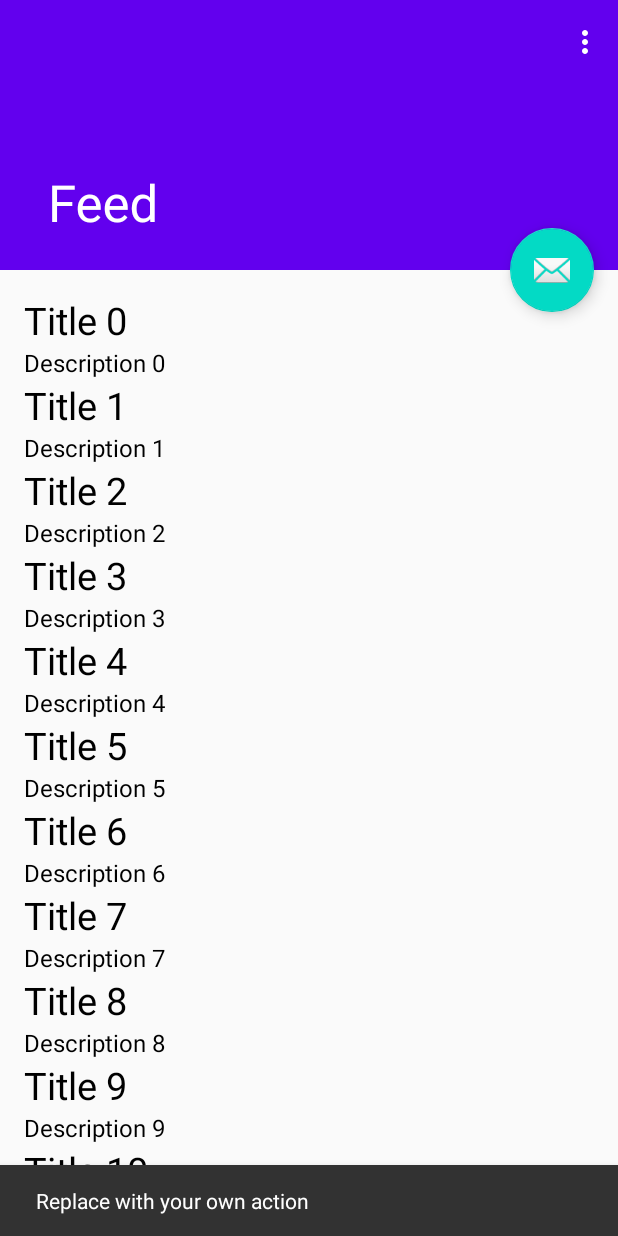
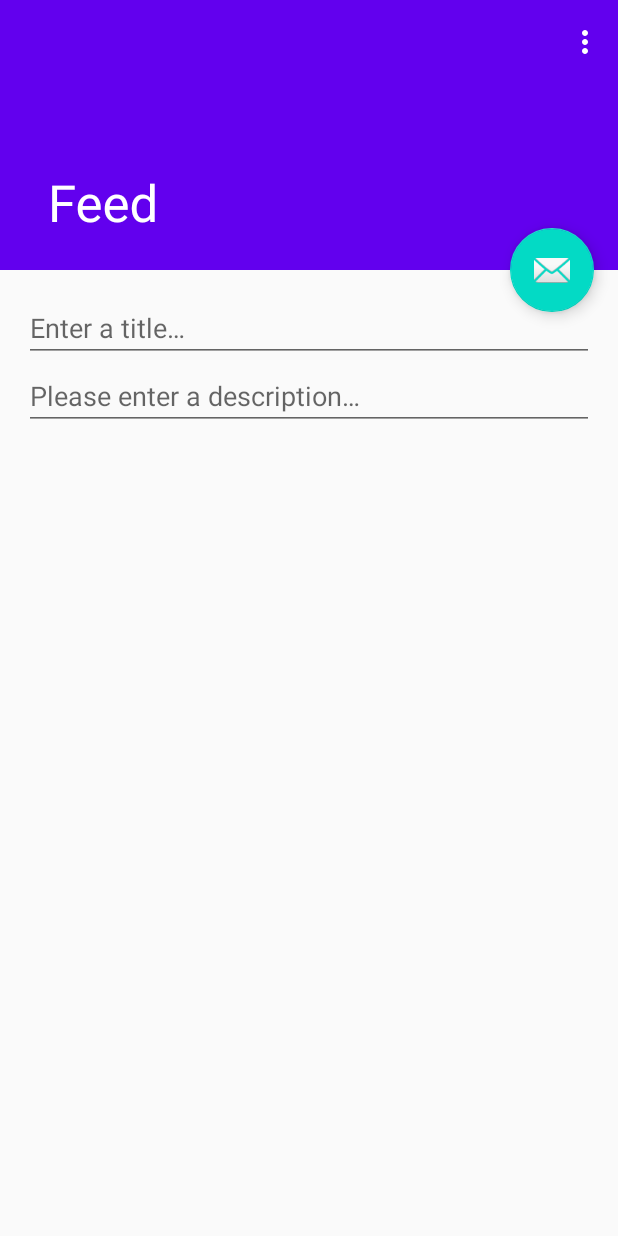
Before and after one commit to andrewreeman/feed, an Android app: the screen it shows after launch (MainPageActivity), after a tap on an icon or button, on a phone screen of 412 x 824 dp. Run offline under Robolectric (Android 15) with nearby library versions, the phone set to English and light mode, and no system bars; our stand-ins replace Dagger/Hilt's generated code.

Commit message:
With basic AddItemFragment

```diff
--- a/app/src/main/java/com/stepwise/feed/mainpage/MainPageActivity.kt
+++ b/app/src/main/java/com/stepwise/feed/mainpage/MainPageActivity.kt
@@ -4,8 +4,10 @@ import android.os.Bundle
 import android.view.Menu
 import android.view.MenuItem
 import androidx.appcompat.app.AppCompatActivity
+import androidx.fragment.app.Fragment
 import com.google.android.material.snackbar.Snackbar
 import com.stepwise.feed.R
+import com.stepwise.feed.mainpage.addcontent.AddItemFragment
 import com.stepwise.feed.mainpage.contentlist.ContentListFragment
 import com.stepwise.feed.root.App
 import kotlinx.android.synthetic.main.activity_main.*
@@ -13,6 +15,7 @@ import javax.inject.Inject
 
 class MainPageActivity : AppCompatActivity(), MainPageMVP.View {
 
+    private lateinit var addItemFragment: AddItemFragment
     private lateinit var contentListFragment: ContentListFragment
 
     @Inject
@@ -25,11 +28,12 @@ class MainPageActivity : AppCompatActivity(), MainPageMVP.View {
         (application as App).appComponent.inject(this)
 
         fab.setOnClickListener { view ->
-            Snackbar.make(view, "Replace with your own action", Snackbar.LENGTH_LONG)
-                    .setAction("Action", null).show()
+            presenter.onAddItemTapped()
         }
 
         contentListFragment = ContentListFragment.newInstance()
+        addItemFragment = AddItemFragment.newInstance()
+
         supportFragmentManager.beginTransaction()
             .add(R.id.main_page_fragment_container, contentListFragment)
             .commit()
@@ -60,6 +64,10 @@ class MainPageActivity : AppCompatActivity(), MainPageMVP.View {
     }
 
     override fun navigateToAddItem() {
-
+        supportFragmentManager
+            .beginTransaction()
+            .remove(contentListFragment)
+            .add(R.id.main_page_fragment_container, addItemFragment)
+            .commit()
     }
 }
--- /dev/null
+++ b/app/src/main/java/com/stepwise/feed/mainpage/addcontent/AddItemFragment.kt
@@ -0,0 +1,33 @@
+package com.stepwise.feed.mainpage.addcontent
+
+import android.os.Bundle
+import android.view.LayoutInflater
+import android.view.View
+import android.view.ViewGroup
+import androidx.fragment.app.Fragment
+import com.stepwise.feed.R
+import com.stepwise.feed.databinding.FragmentAdditemBinding
+
+class AddItemFragment: Fragment() {
+    private lateinit var binding: FragmentAdditemBinding
+
+    companion object {
+        @JvmStatic
+        fun newInstance() = AddItemFragment()
+    }
+
+
+    override fun onCreateView(
+        inflater: LayoutInflater,
+        container: ViewGroup?,
+        savedInstanceState: Bundle?
+    ): View? {
+        return inflater.inflate(R.layout.fragment_additem, container, false)
+    }
+
+    override fun onViewCreated(view: View, savedInstanceState: Bundle?) {
+        super.onViewCreated(view, savedInstanceState)
+        binding = FragmentAdditemBinding.bind(view)
+    }
+
+}
--- /dev/null
+++ b/app/src/main/res/layout/fragment_additem.xml
@@ -0,0 +1,29 @@
+<?xml version="1.0" encoding="utf-8"?>
+<LinearLayout
+    xmlns:android="http://schemas.android.com/apk/res/android"
+    xmlns:tools="http://schemas.android.com/tools"
+    android:orientation="vertical"
+    android:layout_width="match_parent"
+    android:layout_height="match_parent"
+    tools:context=".mainpage.addcontent.AddItemFragment"
+    android:padding="@dimen/content_padding"
+    >
+
+    <EditText
+        android:layout_width="match_parent"
+        android:layout_height="wrap_content"
+        android:id="@+id/main_activity_title_edit"
+        android:inputType="text"
+        android:hint="@string/edit_text_title"
+        android:autofillHints=""
+    />
+
+    <EditText
+        android:layout_width="match_parent"
+        android:layout_height="wrap_content"
+        android:id="@+id/main_activity_description_edit"
+        android:inputType="text"
+        android:hint="@string/edit_text_description"
+        android:autofillHints=""
+    />
+</LinearLayout>
--- a/app/src/main/res/layout/fragment_contentlist.xml
+++ b/app/src/main/res/layout/fragment_contentlist.xml
@@ -1,5 +1,6 @@
 <?xml version="1.0" encoding="utf-8"?>
-<FrameLayout xmlns:android="http://schemas.android.com/apk/res/android"
+<FrameLayout
+    xmlns:android="http://schemas.android.com/apk/res/android"
     xmlns:tools="http://schemas.android.com/tools"
     xmlns:app="http://schemas.android.com/apk/res-auto"
     android:layout_width="match_parent"
```
Also changed, not shown: app/src/main/res/values/strings.xml (+2 -89 lines).
